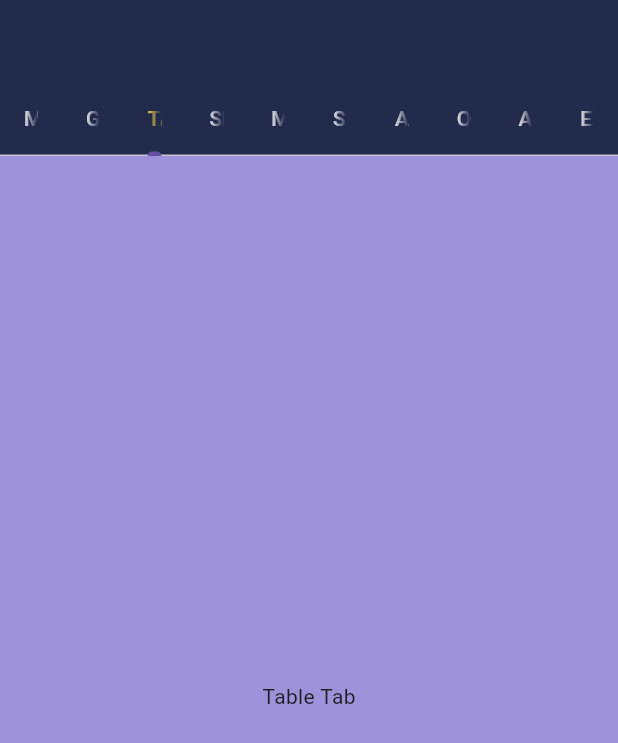
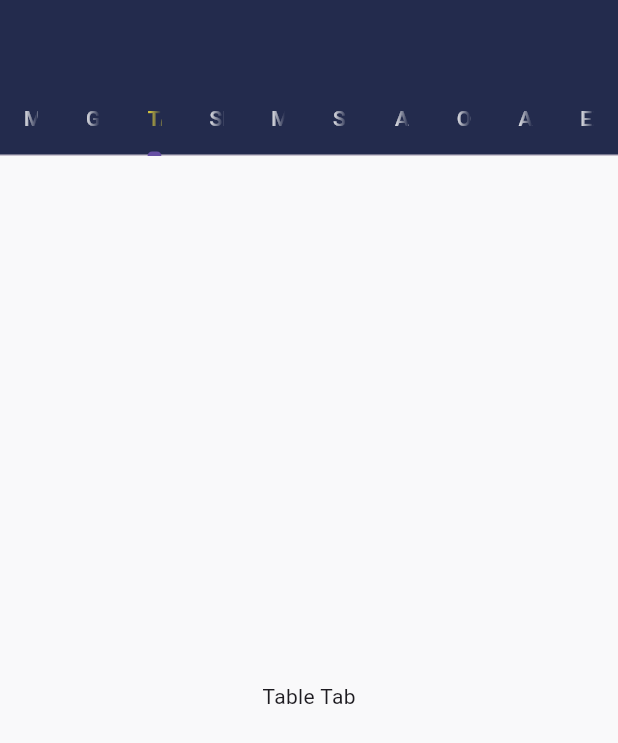
Before and after one commit to kittika62/flutter_application_2, a Flutter app: the screen it shows after launch, tab 3 chosen, on a phone screen of 412 x 824 dp. Shown: the top 743 px of the screen. Run offline on Flutter 3.47's test engine with Material 3 defaults, Android fonts, the phone set to English and light mode, and no system bars.

Commit message:
test_background

```diff
--- a/lib/main.dart
+++ b/lib/main.dart
@@ -56,7 +56,7 @@ class MyApp extends StatelessWidget {
               Center(child: Text('Exit Tab')),
             ],
           ),
-          backgroundColor: const Color.fromARGB(255, 158, 147, 218),
+          backgroundColor: const Color.fromARGB(255, 249, 249, 250),
         ),
       ),
     );
```
